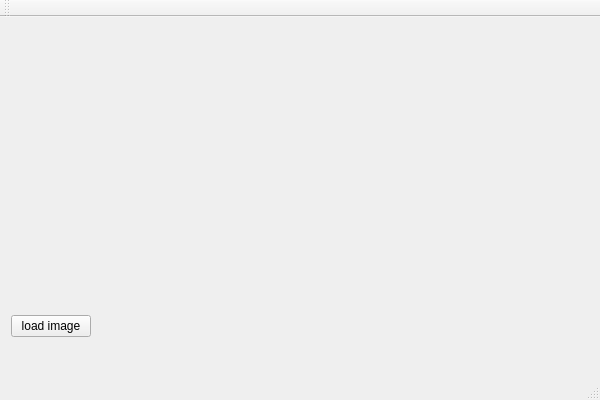
Qt form mainwindow.ui (Sebu/sprs) before a commit.
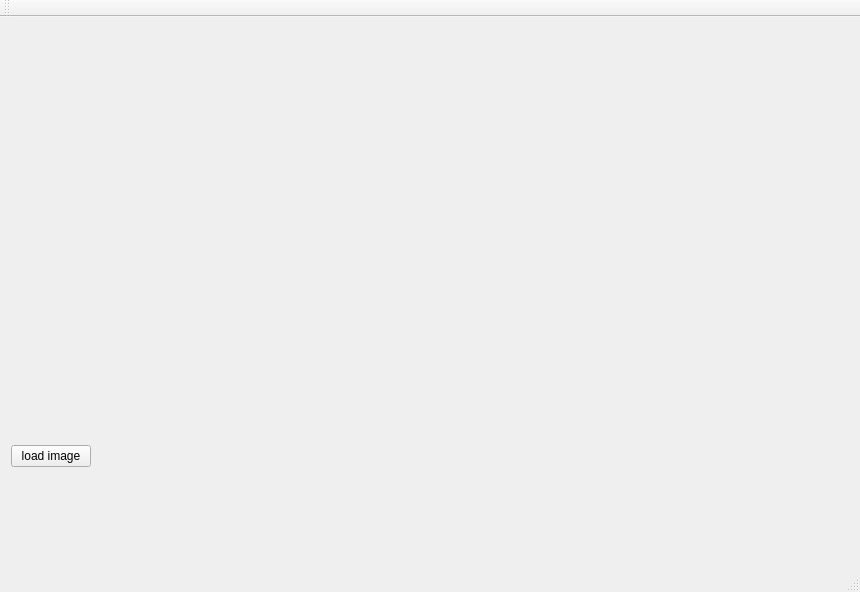
The same form after that commit.

Diff of the .ui file:
```diff
--- a/mainwindow.ui
+++ b/mainwindow.ui
@@ -6,8 +6,8 @@
    <rect>
     <x>0</x>
     <y>0</y>
-    <width>600</width>
-    <height>400</height>
+    <width>860</width>
+    <height>592</height>
    </rect>
   </property>
   <property name="windowTitle">
@@ -25,8 +25,8 @@
      <rect>
       <x>0</x>
       <y>0</y>
-      <width>601</width>
-      <height>331</height>
+      <width>791</width>
+      <height>461</height>
      </rect>
     </property>
     <layout class="QVBoxLayout" name="verticalLayout">
```
Left out of the diff: 2 changed lines with no effect on the pictures.
